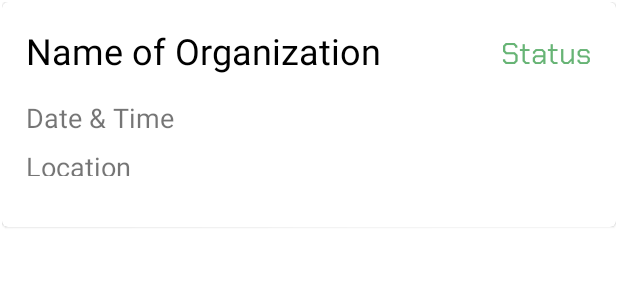
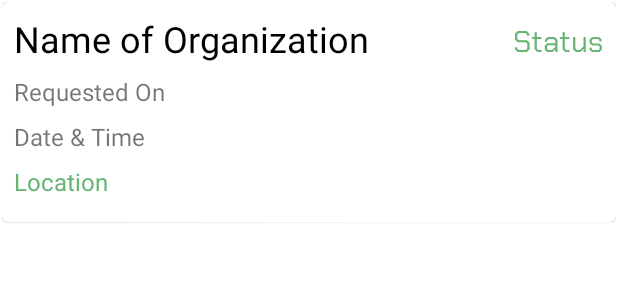
Before and after one commit to rakesh-gyawali/FooDonate_Android_App, an Android app: the layout log_items.xml on its own in the app's theme, with its tools: preview values and no code run, on a phone screen of 412 x 824 dp. Shown: the top 300 px of the screen. Run offline under Robolectric (Android 15) with nearby library versions, the phone set to English and light mode, and no system bars.

Commit message:
request log has been added

```diff
--- a/app/src/main/java/com/example/food_donation_dissertation/account/ProfileFragment.java
+++ b/app/src/main/java/com/example/food_donation_dissertation/account/ProfileFragment.java
@@ -36,7 +36,7 @@ public class ProfileFragment extends Fragment {
     private TextView tvName;
     private TextView tvPhoneNo;
     private MaterialToolbar toolbar;
-    private String profilePicture;
+    private String profilePicture = "";
     private CircleImageView imgProfile;
     public ProfileFragment() {
         // Required empty public constructor
@@ -97,7 +97,7 @@ public class ProfileFragment extends Fragment {
 
     private void profilePictureCall() {
         // if no profile picture then ...
-        if (profilePicture.isEmpty()) return;
+        if (profilePicture == null) return;
         // if there is profile picture ...
         UploadImageBLL imageBLL = new UploadImageBLL();
         imageBLL.MakeStrict();
--- a/app/src/main/res/layout/fragment_log.xml
+++ b/app/src/main/res/layout/fragment_log.xml
@@ -51,6 +51,7 @@
                     android:text="Show Completed &amp; Cancelled Requests"
                     />
                 <com.google.android.material.switchmaterial.SwitchMaterial
+                    android:id="@+id/mSwitch"
                     android:layout_toRightOf="@id/tvInst"
                     android:layout_width="wrap_content"
                     android:layout_height="match_parent"
@@ -67,7 +68,7 @@
                 android:background="@color/colorGreyBackground"/>
 
             <androidx.recyclerview.widget.RecyclerView
-                android:id="@+id/rvLog"
+                android:id="@+id/rcvLog"
                 android:layout_below="@+id/view"
                 android:layout_width="match_parent"
                 android:layout_height="match_parent"
--- a/app/src/main/res/layout/log_items.xml
+++ b/app/src/main/res/layout/log_items.xml
@@ -1,54 +1,65 @@
 <?xml version="1.0" encoding="utf-8"?>
 <RelativeLayout
     xmlns:android="http://schemas.android.com/apk/res/android" android:layout_width="match_parent"
-    android:layout_height="match_parent"
+    android:layout_height="wrap_content"
     xmlns:app="http://schemas.android.com/apk/res-auto"
     android:layout_margin="1dp"
     >
-
         <androidx.cardview.widget.CardView
             android:layout_width="match_parent"
-            android:layout_height="150dp"
+            android:layout_height="wrap_content"
             app:cardCornerRadius="4dp"
-            android:padding="8dp"
             app:cardMaxElevation="2dp"
+            android:layout_marginBottom="4dp"
             app:cardElevation="1dp"
             >
             <RelativeLayout
-                android:layout_margin="16dp"
+                android:layout_margin="8dp"
                 android:layout_width="match_parent"
                 android:orientation="horizontal"
-                android:layout_height="match_parent">
+                android:layout_height="wrap_content">
                 <LinearLayout
                     android:id="@+id/llName"
                     android:layout_width="wrap_content"
-                    android:layout_height="100dp"
+                    android:layout_height="wrap_content"
                     android:orientation="vertical"
                     >
+
                     <TextView
                         android:id="@+id/tvName"
                         android:layout_width="wrap_content"
                         android:layout_height="wrap_content"
-                        android:textSize="24sp"
-                        android:paddingBottom="16dp"
+                        android:paddingBottom="8dp"
+                        android:text="Name of Organization"
                         android:textColor="@color/black"
-                        android:text="Name of Organization"
-                        />
+                        android:textSize="24sp" />
+
                     <TextView
+                        android:id="@+id/tvRequestedOn"
                         android:layout_width="wrap_content"
                         android:layout_height="wrap_content"
-                        android:textSize="18sp"
+                        android:textSize="16sp"
+                        android:paddingBottom="8dp"
+                        android:text="Requested On" />
+                    <TextView
+                        android:id="@+id/tvDate"
+                        android:layout_width="wrap_content"
+                        android:layout_height="wrap_content"
+                        android:textSize="16sp"
                         android:paddingBottom="8dp"
                         android:text="Date &amp; Time" />
                     <TextView
+                        android:id="@+id/tvLocation"
+                        android:paddingBottom="8dp"
+                        android:textColor="@color/colorAddress"
                         android:layout_width="wrap_content"
                         android:layout_height="wrap_content"
-                        android:textSize="18sp"
+                        android:textSize="16sp"
                         android:text="Location" />
                 </LinearLayout>
                 <LinearLayout
                     android:layout_width="match_parent"
-                    android:layout_height="100dp"
+                    android:layout_height="wrap_content"
                     android:layout_toRightOf="@+id/llName"
                     android:orientation="vertical"
                     >
--- a/app/src/main/res/values/colors.xml
+++ b/app/src/main/res/values/colors.xml
@@ -10,6 +10,7 @@
     <color name="colorGreyBackground">#e5e5e5</color>
     <color name="colorGrey">#B8B8B8</color>
     <color name="colorGreen">#55C185</color>
+    <color name="red">#FF0000</color>
 
 
 
```
Also changed, not shown: app/src/main/java/com/example/food_donation_dissertation/donate/DonateFragment.java (+21 -23 lines), app/src/main/java/com/example/food_donation_dissertation/donate/LocationConfirm.java (+7 -7 lines), app/src/main/java/com/example/food_donation_dissertation/donate/getCharityDevelopment/CharityBLL.java (+6 -7 lines), app/src/main/java/com/example/food_donation_dissertation/log/LogFragment.java (+98 -2 lines), app/src/main/java/com/example/food_donation_dissertation/log/adapter/LogAdapter.java (added, +102 -0 lines), app/src/main/java/com/example/food_donation_dissertation/log/donateLogDevelopment/Charity.java (added, +78 -0 lines), app/src/main/java/com/example/food_donation_dissertation/log/donateLogDevelopment/DonateLogAPI.java (+4 -9 lines), app/src/main/java/com/example/food_donation_dissertation/log/donateLogDevelopment/DonateLogBLL.java (+32 -23 lines), app/src/main/java/com/example/food_donation_dissertation/log/donateLogDevelopment/DonateLogResponse.java (+4 -4 lines).
